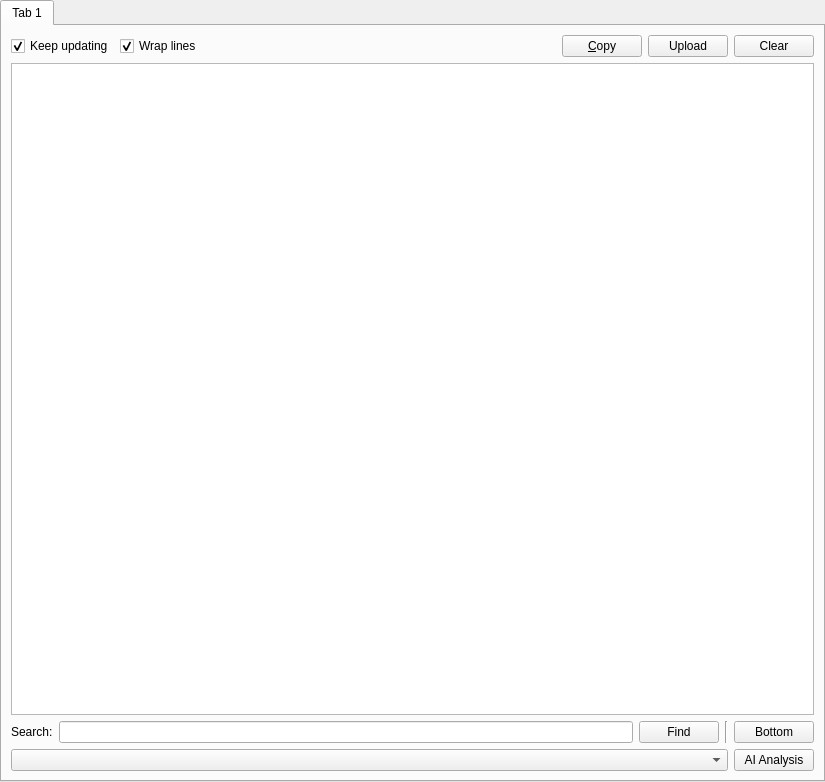
Old version of the form launcher/ui/pages/instance/LogPage.ui in the repository graytoowolf/MiniSkins.
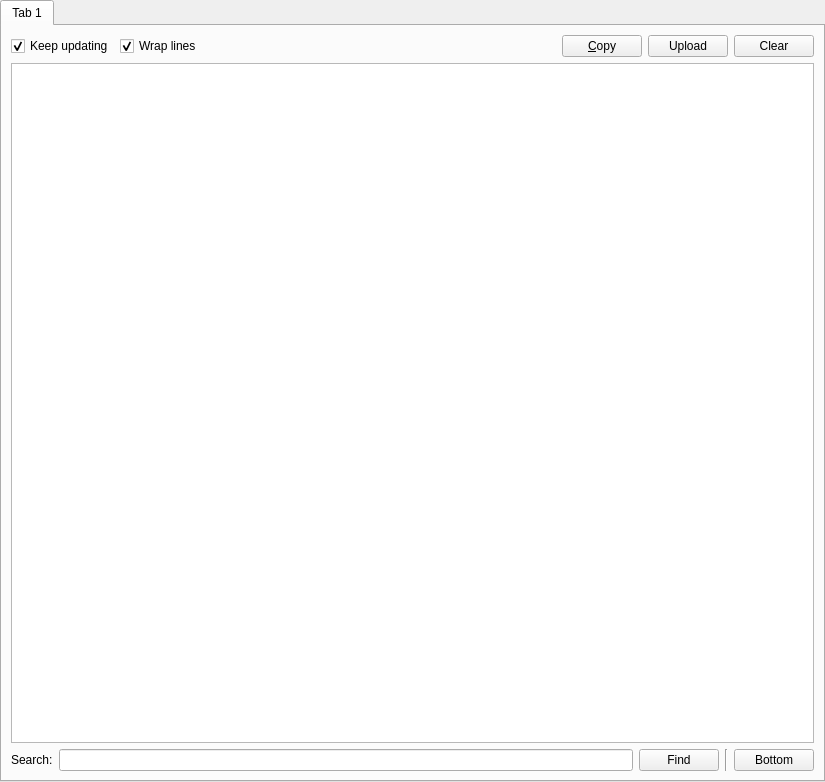
New version of the form. Custom widgets are drawn as their Qt base class.

```diff
--- a/launcher/ui/pages/instance/LogPage.ui
+++ b/launcher/ui/pages/instance/LogPage.ui
@@ -153,30 +153,6 @@
          </property>
         </widget>
        </item>
-       <item row="3" column="0" colspan="5">
-        <layout class="QHBoxLayout" name="aiLayout">
-         <item>
-          <widget class="QComboBox" name="aiModelCombo">
-           <property name="sizePolicy">
-            <sizepolicy hsizetype="Expanding" vsizetype="Fixed">
-             <horstretch>0</horstretch>
-             <verstretch>0</verstretch>
-            </sizepolicy>
-           </property>
-          </widget>
-         </item>
-         <item>
-          <widget class="QPushButton" name="btnAIAnalysis">
-           <property name="toolTip">
-            <string>Analyze crash log with AI</string>
-           </property>
-           <property name="text">
-            <string>AI Analysis</string>
-           </property>
-          </widget>
-         </item>
-        </layout>
-       </item>
       </layout>
      </widget>
     </widget>
```
Left out of the diff: 2 changed lines with no effect on the pictures.
